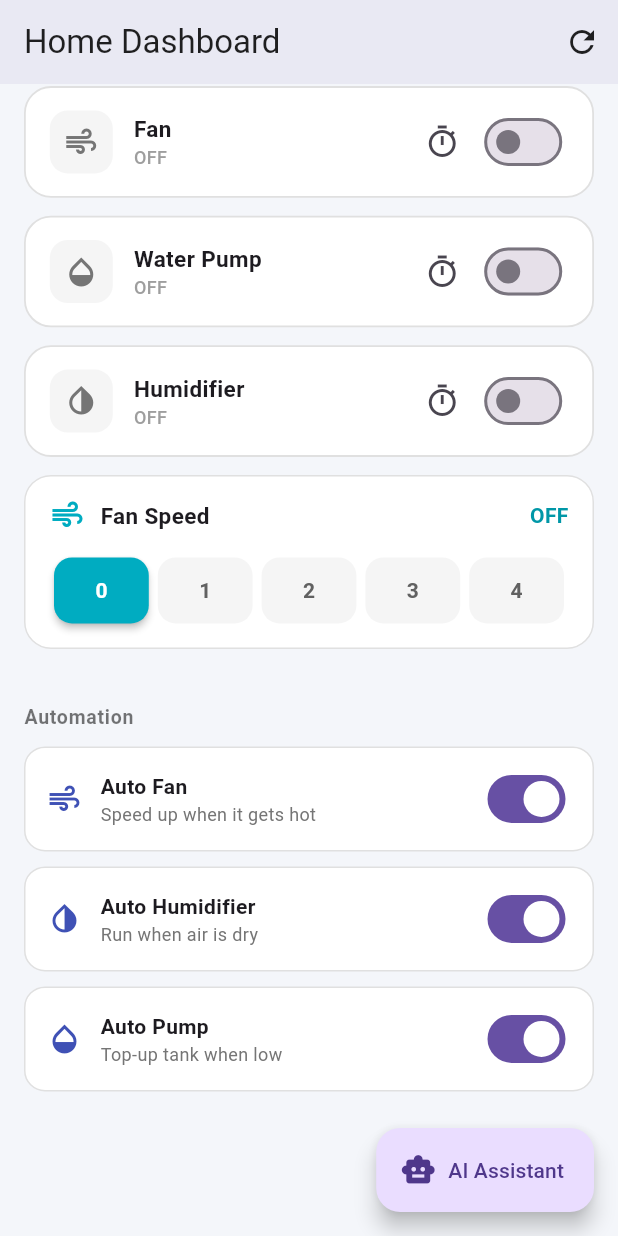
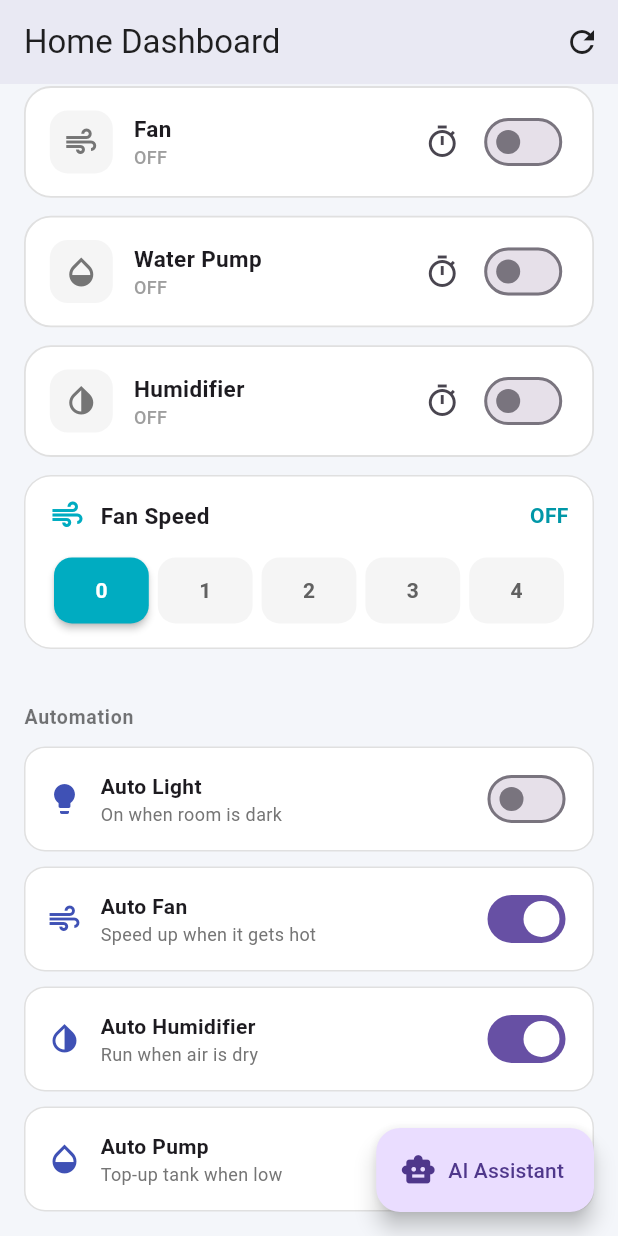
Before and after one commit to mehedienf/HomeBot-AI-Home-Automation-System-Using-ESP32-Flutter, a Flutter app: the HomeScreen screen opened directly, scrolled down 397 dp, on a phone screen of 412 x 824 dp. Run offline on Flutter 3.47's test engine with Material 3 defaults, Android fonts, the light colour scheme and no system bars; our stand-ins replace firebase_auth, firebase_core, firebase_database, flutter_dotenv, flutter_spinkit, flutter_tts and 3 more; accounts and stored records are empty.

Commit message:
all working

```diff
--- a/lib/models/device_state.dart
+++ b/lib/models/device_state.dart
@@ -60,39 +60,45 @@ class AutomationState {
   final bool autoFan;
   final bool autoHumidifier;
   final bool autoPump;
+  final bool autoLight;
 
   const AutomationState({
     this.autoFan = true,
     this.autoHumidifier = true,
     this.autoPump = true,
+    this.autoLight = false,
   });
 
-  factory AutomationState.fromMap(Map<dynamic, dynamic>? map) {
-    final m = map ?? const {};
+  factory AutomationState.fromMap(Map<dynamic, dynamic>? m) {
+    if (m == null) return const AutomationState();
     return AutomationState(
       autoFan: m['auto_fan'] as bool? ?? true,
       autoHumidifier: m['auto_humidifier'] as bool? ?? true,
       autoPump: m['auto_pump'] as bool? ?? true,
+      autoLight: m['auto_light'] as bool? ?? false,
     );
   }
-
-  Map<String, dynamic> toMap() => {
-    'auto_fan': autoFan,
-    'auto_humidifier': autoHumidifier,
-    'auto_pump': autoPump,
-  };
 
   AutomationState copyWith({
     bool? autoFan,
     bool? autoHumidifier,
     bool? autoPump,
+    bool? autoLight,
   }) {
     return AutomationState(
       autoFan: autoFan ?? this.autoFan,
       autoHumidifier: autoHumidifier ?? this.autoHumidifier,
       autoPump: autoPump ?? this.autoPump,
+      autoLight: autoLight ?? this.autoLight,
     );
   }
+
+  Map<String, dynamic> toMap() => {
+        'auto_fan': autoFan,
+        'auto_humidifier': autoHumidifier,
+        'auto_pump': autoPump,
+        'auto_light': autoLight,
+      };
 }
 
 class SensorState {
--- a/lib/screens/home_screen.dart
+++ b/lib/screens/home_screen.dart
@@ -219,6 +219,13 @@ class _HomeScreenState extends State<HomeScreen> {
                         const SizedBox(height: 20),
                         _SectionLabel('Automation'),
                         _AutomationTile(
+                          title: 'Auto Light',
+                          subtitle: 'On when room is dark',
+                          icon: Icons.lightbulb,
+                          value: state.autoLight,
+                          onChanged: state.setAutoLight,
+                        ),
+                        _AutomationTile(
                           title: 'Auto Fan',
                           subtitle: 'Speed up when it gets hot',
                           icon: Icons.air,
--- a/lib/services/firebase_service.dart
+++ b/lib/services/firebase_service.dart
@@ -92,11 +92,13 @@ class FirebaseService {
     bool? autoFan,
     bool? autoHumidifier,
     bool? autoPump,
+    bool? autoLight,
   }) async {
     final updates = <String, dynamic>{};
     if (autoFan != null) updates['auto_fan'] = autoFan;
     if (autoHumidifier != null) updates['auto_humidifier'] = autoHumidifier;
     if (autoPump != null) updates['auto_pump'] = autoPump;
+    if (autoLight != null) updates['auto_light'] = autoLight;
     if (updates.isEmpty) return;
     try {
       await _automationRef.update(updates);
@@ -142,6 +144,7 @@ class FirebaseService {
     'automation/auto_fan',
     'automation/auto_humidifier',
     'automation/auto_pump',
+    'automation/auto_light',
     'timers/light_off_time',
     'timers/fan_off_time',
     'timers/pump_off_time',
--- a/lib/services/home_state_controller.dart
+++ b/lib/services/home_state_controller.dart
@@ -116,6 +116,10 @@ class HomeStateController extends ChangeNotifier {
     return _snapshot.automation.autoPump;
   }
 
+  bool get autoLight {
+    return _snapshot.automation.autoLight;
+  }
+
   double get temperature {
     return _snapshot.sensors.temperature;
   }
@@ -205,6 +209,15 @@ class HomeStateController extends ChangeNotifier {
     }
   }
 
+  Future<void> setAutoLight(bool v) async {
+    try {
+      await _firebase.setAutomationFlag(autoLight: v);
+    } catch (e) {
+      _lastError = 'setAutoLight: $e';
+      notifyListeners();
+    }
+  }
+
   /// Schedule a one-shot "turn off" for a device at [when].
   Future<void> scheduleTurnOff({required DeviceId device, required DateTime when}) {
     return _firebase.setTimer(
```
Also changed, not shown: 1 other file.
